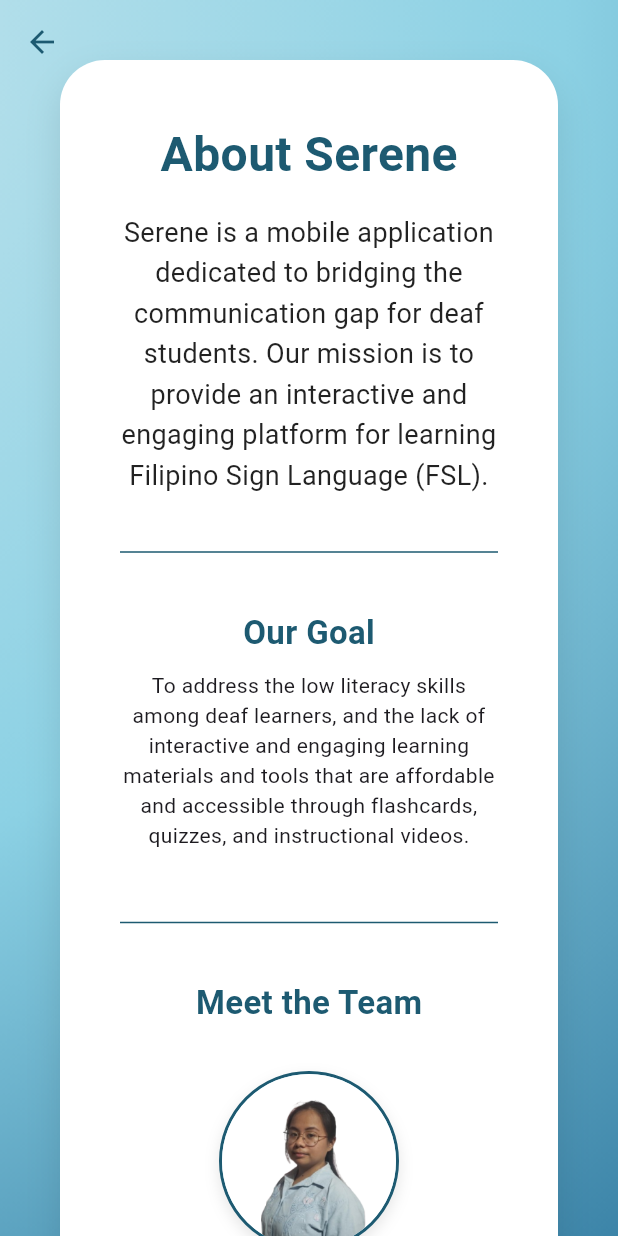
After one commit to MelleUnlikely/serene-learning, a Flutter app: the AboutPage screen opened directly, on a phone screen of 412 x 824 dp. The commit adds this screen. Run offline on Flutter 3.47's test engine with Material 3 defaults, Android fonts, the phone set to English and light mode, and no system bars; our stand-ins replace file_picker, fl_chart, pdf, printing, supabase_flutter; missing offline and left inert: dart:ui_web; accounts and stored records are empty.

Commit message:
Added About page

```diff
--- /dev/null
+++ b/lib/screens/about.dart
@@ -0,0 +1,147 @@
+import 'package:flutter/material.dart';
+
+class AboutPage extends StatelessWidget {
+  const AboutPage({super.key});
+
+  @override
+  Widget build(BuildContext context) {
+    return Scaffold(
+      extendBodyBehindAppBar: true,
+      appBar: AppBar(
+        backgroundColor: Colors.transparent,
+        elevation: 0,
+        leading: const BackButton(color: Color(0xFF1D5A71)),
+      ),
+      body: Container(
+        width: double.infinity,
+        height: double.infinity,
+        decoration: const BoxDecoration(
+          image: DecorationImage(
+            image: AssetImage("assets/images/background.png"),
+            fit: BoxFit.cover,
+          ),
+        ),
+        child: Center(
+          child: SingleChildScrollView(
+            child: Container(
+              constraints: const BoxConstraints(maxWidth: 800),
+              margin: const EdgeInsets.all(40),
+              padding: const EdgeInsets.all(40),
+              decoration: BoxDecoration(
+                color: Colors.white,
+                borderRadius: BorderRadius.circular(30),
+                boxShadow: [
+                  BoxShadow(
+                    color: Colors.black.withOpacity(0.1),
+                    blurRadius: 20,
+                    offset: const Offset(0, 10),
+                  )
+                ],
+              ),
+              child: _buildAboutContent(),
+            ),
+          ),
+        ),
+      ),
+    );
+  }
+
+  Widget _buildAboutContent() {
+    return Column(
+      children: [
+        const Text(
+          "About Serene",
+          style: TextStyle(
+            fontSize: 32,
+            fontWeight: FontWeight.bold,
+            color: Color(0xFF1D5A71),
+          ),
+        ),
+        const SizedBox(height: 15),
+        const Text(
+          "Serene is a mobile application dedicated to bridging the communication gap for deaf students. Our mission is to provide an interactive and engaging platform for learning Filipino Sign Language (FSL).",
+          textAlign: TextAlign.center,
+          style: TextStyle(fontSize: 18, color: Colors.black87, height: 1.5),
+        ),
+        const SizedBox(height: 30),
+        const Divider(color: Color(0xFF1D5A71)),
+        const SizedBox(height: 30),
+        _buildSectionTitle("Our Goal"),
+        const Text(
+          "To address the low literacy skills among deaf learners, and the lack of interactive and engaging learning materials and tools that are affordable and accessible through flashcards, quizzes, and instructional videos.",
+          textAlign: TextAlign.center,
+        ),
+        const SizedBox(height: 40),
+        const Divider(color: Color(0xFF1D5A71)),
+        const SizedBox(height: 30),
+        _buildSectionTitle("Meet the Team"),
+        const SizedBox(height: 20),
+
+        Wrap(
+          spacing: 40, //space between sa members
+          alignment: WrapAlignment.center,
+          children: [
+            _buildTeamMember("Sophia Narcelles", "Chief Operating Officer", "assets/images/Narcelles.png"),
+            _buildTeamMember("Shamelle Climaco", "Chief Executive Officer", "assets/images/Climaco.png"),
+            _buildTeamMember("Keithly Padaoan", "Chief Financial Officer", "assets/images/Padaoan.png"),
+          ],
+        ),
+      ],
+    );
+  }
+
+  Widget _buildSectionTitle(String title) {
+    return Padding(
+      padding: const EdgeInsets.only(bottom: 10),
+      child: Text(
+        title,
+        style: const TextStyle(
+          fontSize: 22,
+          fontWeight: FontWeight.bold,
+          color: Color(0xFF1D5A71),
+        ),
+      ),
+    );
+  }
+
+  Widget _buildTeamMember(String name, String role, String imagePath) {
+    return Column(
+      children: [
+        Container(
+          width: 120,
+          height: 120,
+          decoration: BoxDecoration(
+            shape: BoxShape.circle,
+            color: const Color(0xFFD0EDF9),
+            border: Border.all(
+              color: const Color(0xFF1D5A71),
+              width: 2.0,
+            ),
+            boxShadow: [
+              BoxShadow(
+                color: Colors.black.withOpacity(0.1),
+                blurRadius: 8,
+                offset: const Offset(0, 4),
+              ),
+            ],
+          ),
+          child: ClipOval(
+            child: Image.asset(
+              imagePath,
+              fit: BoxFit.cover,
+              errorBuilder: (context, error, stackTrace) {
+                return const Icon(Icons.person, size: 60, color: Color(0xFF1D5A71));
+              },
+            ),
+          ),
+        ),
+        const SizedBox(height: 12),
+        Text(
+          name,
+          style: const TextStyle(fontWeight: FontWeight.bold, color: Color(0xFF1D5A71)),
+        ),
+        Text(role, style: const TextStyle(color: Colors.black54, fontSize: 14)),
+      ],
+    );
+  }
+}
--- a/lib/screens/admin/admin_dashboard.dart
+++ b/lib/screens/admin/admin_dashboard.dart
@@ -100,7 +100,7 @@ class _AdminDashboardState extends State<AdminDashboard> {
 
   Future<void> _fetchGraphData() async {
   try {
-    // 1. Fetch from the new class-based view
+    //Fetch from the new class-based view
     final List<dynamic> data = await Supabase.instance.client
         .from('class_performance_stats')
         .select()
@@ -108,14 +108,14 @@ class _AdminDashboardState extends State<AdminDashboard> {
 
     if (mounted) {
       setState(() {
-        // 2. Map classname instead of curriculumlevel
+        //Map classname instead of curriculumlevel
         labels = data.map((e) => e['classname']?.toString() ?? 'Unknown Class').toList();
 
         graphData = data.asMap().entries.map((entry) {
           int index = entry.key;
           var row = entry.value;
 
-          // 3. Ensure we use the calculated average_accuracy from SQL
+          //Ensure that the calculated average_accuracy from SQL was used
           double score = (row['average_accuracy'] as num? ?? 0.0).toDouble();
 
           return BarChartGroupData(
@@ -172,7 +172,7 @@ void _showProgressReport() {
                 const Text("Average Accuracy by Class",
                   style: TextStyle(color: Color(0xFF1D5A71))),
                 const SizedBox(height: 15),
-                // Wrap the list in a Flexible or constrained box if it gets too long
+                //list in a Flexible or constrained box if it gets too long
                 ConstrainedBox(
                   constraints: const BoxConstraints(maxHeight: 300),
                   child: ListView(
@@ -202,7 +202,7 @@ void _showProgressReport() {
                   ),
                 ),
                 const SizedBox(height: 20),
-                // MOVE YOUR BUTTONS HERE
+                //buttons here!
                 Row(
                   mainAxisAlignment: MainAxisAlignment.end,
                   children: [
@@ -216,7 +216,7 @@ void _showProgressReport() {
                         ScaffoldMessenger.of(context).showSnackBar(
                           const SnackBar(content: Text("Generating PDF..."), duration: Duration(seconds: 1)),
                         );
-                        await _generatePDFReport(data); // Now 'data' is defined!
+                        await _generatePDFReport(data); //'data' is defined here!
                       },
                       icon: const Icon(Icons.download),
                       label: const Text("Download PDF"),
@@ -343,7 +343,7 @@ void _showProgressReport() {
 
 
 
-  // 3. Graph and Action Summary
+  //Graph and Action Summary
   Widget _buildMainContent(BoxConstraints constraints) {
     bool isMobile = constraints.maxWidth < 900;
 
--- a/lib/widgets/serene_menu.dart
+++ b/lib/widgets/serene_menu.dart
@@ -1,5 +1,7 @@
 import 'package:flutter/material.dart';
 import 'package:supabase_flutter/supabase_flutter.dart';
+import '../screens/about.dart';
+
 
 class SereneDrawer extends StatelessWidget {
   const SereneDrawer({super.key});
@@ -111,7 +113,13 @@ class SereneDrawer extends StatelessWidget {
           const SizedBox(height: 20),
           _buildMenuItem(Icons.person_outline, "Account", () {}),
           const Divider(indent: 20, endIndent: 20, thickness: 1, color: Color(0xFF1D5A71)),
-          _buildMenuItem(Icons.help_outline, "About", () {}),
+          _buildMenuItem(Icons.help_outline, "About",
+            () {
+              Navigator.pop(context);
+              Navigator.push(
+                context,
+                MaterialPageRoute(builder: (context) => const AboutPage()));
+            }),
           _buildMenuItem(Icons.logout, "Logout", () => _handleLogout(context)),
         ],
       ),
--- a/pubspec.yaml
+++ b/pubspec.yaml
@@ -65,7 +65,11 @@ flutter:
   # the material Icons class.
   uses-material-design: true
   assets:
-    - assets/images/
+    - assets/images/background.png
+    - assets/images/logo.png
+    - assets/images/Narcelles.png
+    - assets/images/Climaco.png
+    - assets/images/Padaoan.png
 
   # To add assets to your application, add an assets section, like this:
   # assets:
```
Also changed, not shown: assets/images/Climaco.png (added), assets/images/Narcelles.png (added), assets/images/Padaoan.png (added). Lines whose indentation alone changed are shown as unchanged.
